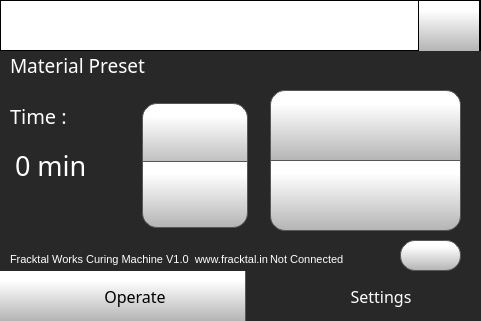
Qt form Code/curingMachineUI.ui (FracktalWorks/Curing_Machine) before a commit.
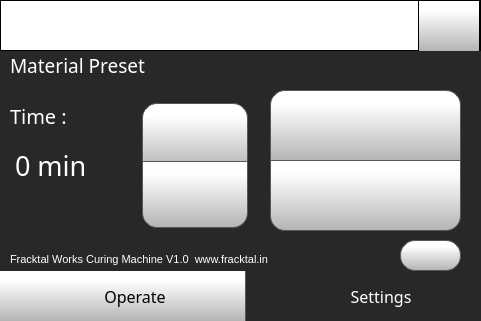
The same form after that commit. The open tabs and pages were chosen to show the change. Icons and pictures are not drawn.

```diff
--- a/Code/curingMachineUI.ui
+++ b/Code/curingMachineUI.ui
@@ -1121,7 +1121,7 @@
          <rect>
           <x>10</x>
           <y>244</y>
-          <width>261</width>
+          <width>291</width>
           <height>31</height>
          </rect>
         </property>
@@ -1228,33 +1228,6 @@
          <bool>false</bool>
         </property>
        </widget>
-       <widget class="QLabel" name="selectFilamentlabel_3">
-        <property name="geometry">
-         <rect>
-          <x>270</x>
-          <y>244</y>
-          <width>161</width>
-          <height>31</height>
-         </rect>
-        </property>
-        <property name="font">
-         <font>
-          <family>MS Shell Dlg 2</family>
-          <pointsize>8</pointsize>
-          <weight>50</weight>
-          <bold>false</bold>
-         </font>
-        </property>
-        <property name="contextMenuPolicy">
-         <enum>Qt::NoContextMenu</enum>
-        </property>
-        <property name="styleSheet">
-         <string notr="true">color: rgb(255, 255, 255);</string>
-        </property>
-        <property name="text">
-         <string>Not Connected</string>
-        </property>
-       </widget>
        <zorder>selectFilamentlabel_2</zorder>
        <zorder>selectFilamentlabel_3</zorder>
        <zorder>uvStartStopButton</zorder>
```
Left out of the diff: 67 changed lines with no effect on the pictures.
